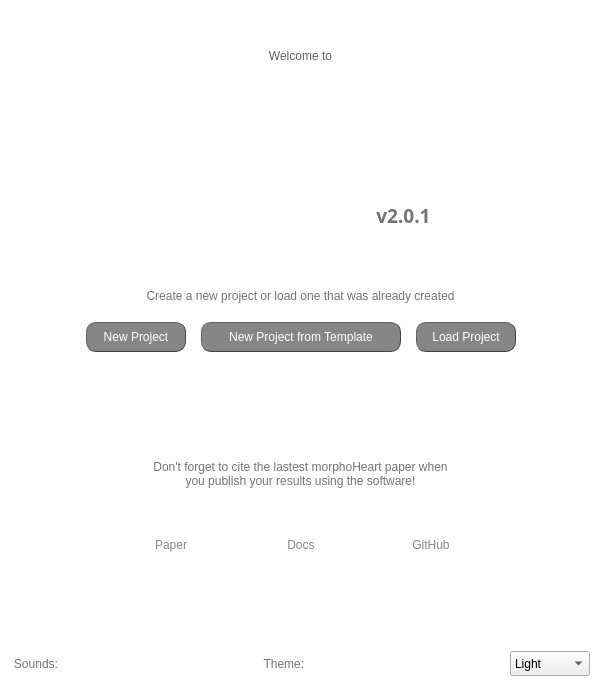
First picture: the form in gui/welcome_screen.ui, repository jsanchez679/morphoHeart_rev, before the edit.
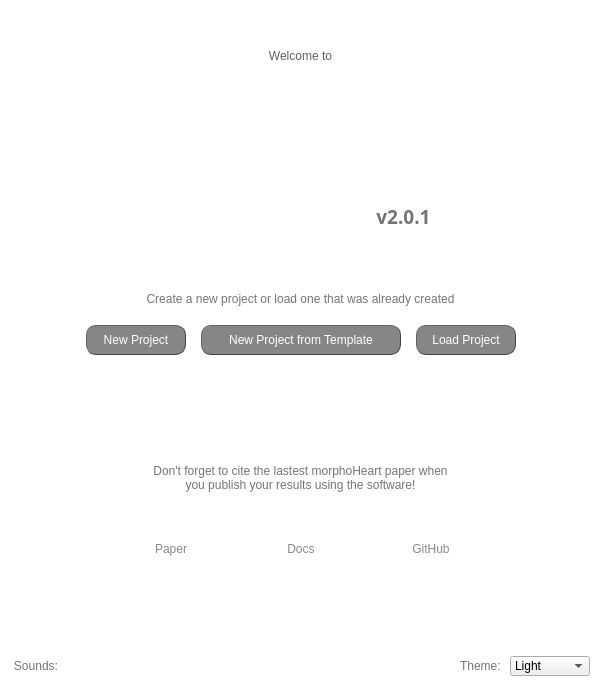
Second picture: the form after the edit.

```diff
--- a/gui/welcome_screen.ui
+++ b/gui/welcome_screen.ui
@@ -534,7 +534,7 @@
     <layout class="QHBoxLayout" name="horizontalLayout_3">
      <item>
       <layout class="QHBoxLayout" name="hL_sound_on_off">
-       <item>
+       <item alignment="Qt::AlignVCenter">
         <widget class="QLabel" name="label_instructions_5">
          <property name="sizePolicy">
           <sizepolicy hsizetype="Fixed" vsizetype="Fixed">
@@ -545,13 +545,13 @@
          <property name="minimumSize">
           <size>
            <width>50</width>
-           <height>25</height>
+           <height>20</height>
           </size>
          </property>
          <property name="maximumSize">
           <size>
            <width>50</width>
-           <height>25</height>
+           <height>20</height>
           </size>
          </property>
          <property name="layoutDirection">
@@ -570,6 +570,19 @@
        </item>
       </layout>
      </item>
+     <item>
+      <spacer name="horizontalSpacer_4">
+       <property name="orientation">
+        <enum>Qt::Horizontal</enum>
+       </property>
+       <property name="sizeHint" stdset="0">
+        <size>
+         <width>40</width>
+         <height>20</height>
+        </size>
+       </property>
+      </spacer>
+     </item>
      <item>
       <widget class="QLabel" name="label_instructions_4">
        <property name="layoutDirection">
@@ -597,13 +610,13 @@
        <property name="minimumSize">
         <size>
          <width>80</width>
-         <height>25</height>
+         <height>20</height>
         </size>
        </property>
        <property name="maximumSize">
         <size>
          <width>80</width>
-         <height>25</height>
+         <height>20</height>
         </size>
        </property>
        <property name="focusPolicy">
```
